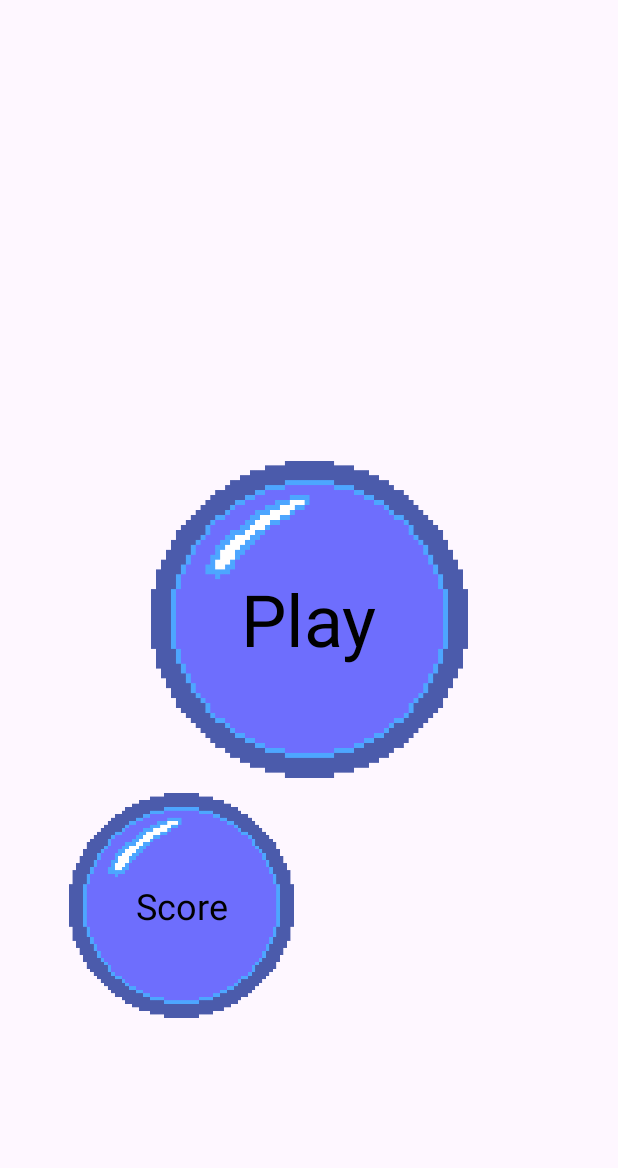
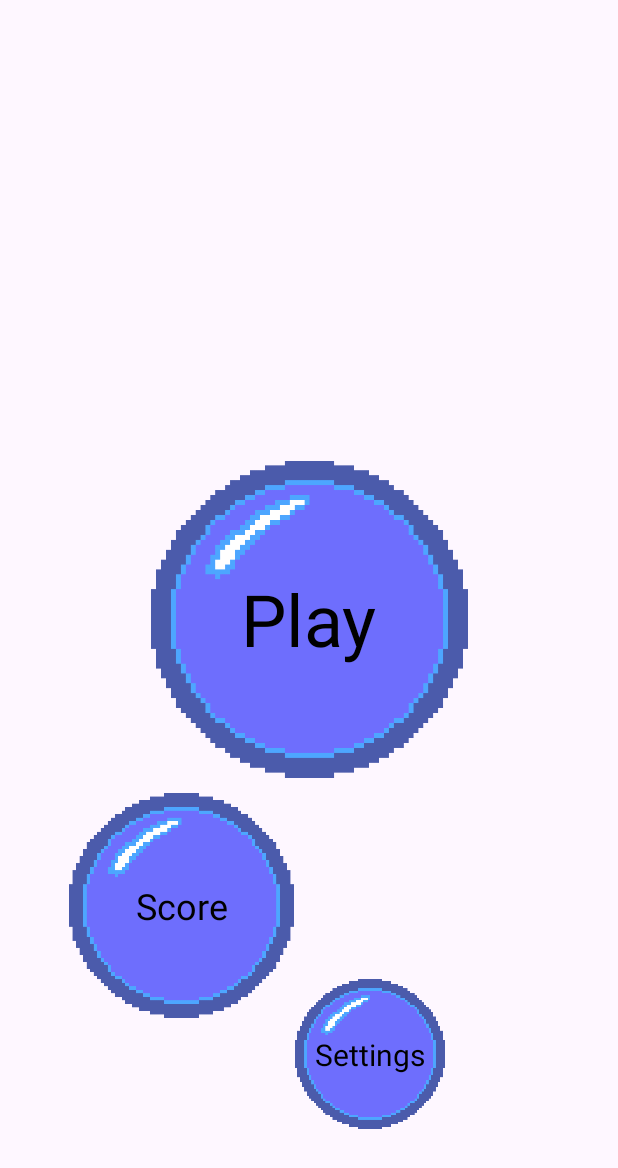
Before and after one commit to asurazero/bubblepop, an Android app: the screen it shows after launch (MainActivity), on a phone screen of 412 x 824 dp. Shown: the top 1168 px of the screen. Run offline under Robolectric (Android 15) with nearby library versions, the light colour scheme and no system bars; our stand-ins replace AdMob.

Commit message:
built menu for settings, along with difficulty menu, mutator menu and credits

```diff
--- a/app/build.gradle.kts
+++ b/app/build.gradle.kts
@@ -13,8 +13,8 @@ android {
         applicationId = "com.game.bubblepop"
         minSdk = 24
         targetSdk = 35
-        versionCode = 8
-        versionName = "1.7"
+        versionCode = 9
+        versionName = "1.8"
 
         testInstrumentationRunner = "androidx.test.runner.AndroidJUnitRunner"
     }
--- a/app/src/main/java/com/game/bubblepop/MainActivity.kt
+++ b/app/src/main/java/com/game/bubblepop/MainActivity.kt
@@ -23,6 +23,7 @@ class MainActivity : AppCompatActivity() {
         setContentView(R.layout.activity_main)
         val scoresButton=findViewById<ImageView>(R.id.scoresbutton)
         val scoreDisplay=findViewById<ImageView>(R.id.scoredisplay)
+        val settingsButton=findViewById<ImageView>(R.id.settingsbutton)
         val scoreDisplayText=findViewById<TextView>(R.id.textViewscoredisp)
         val startButton=findViewById<ImageView>(R.id.startbutton)
         val  intent= Intent(this,GamePlay::class.java)
@@ -56,6 +57,12 @@ class MainActivity : AppCompatActivity() {
                 soundPool.release()
             }
         }
+        settingsButton.setOnClickListener {
+            soundPool.play(popSoundId, 1f, 1f, 0, 0, 1f)
+            val intent = Intent(this, Settings::class.java)
+            startActivity(intent)
+            soundPool.release()
+        }
 
         MobileAds.initialize(this) {}
         FirebaseApp.initializeApp(this)
@@ -66,6 +73,7 @@ class MainActivity : AppCompatActivity() {
             insets
         }
     }
+
     private fun getHighScore(): Int {
         print("getting score")
         val sharedPref = getSharedPreferences("game_prefs", Context.MODE_PRIVATE) ?: return 0
--- a/app/src/main/res/layout/activity_main.xml
+++ b/app/src/main/res/layout/activity_main.xml
@@ -6,6 +6,48 @@
     android:layout_width="match_parent"
     android:layout_height="match_parent"
     tools:context=".MainActivity">
+
+    <androidx.constraintlayout.widget.ConstraintLayout
+        android:layout_width="wrap_content"
+        android:layout_height="wrap_content"
+        android:layout_marginStart="196dp"
+        android:layout_marginTop="606dp"
+        android:layout_marginEnd="115dp"
+        android:layout_marginBottom="25dp"
+        app:layout_constraintBottom_toBottomOf="parent"
+        app:layout_constraintEnd_toEndOf="parent"
+        app:layout_constraintStart_toStartOf="parent"
+        app:layout_constraintTop_toTopOf="parent">
+
+        <ImageView
+            android:id="@+id/settingsbutton"
+            android:layout_width="100dp"
+            android:layout_height="100dp"
+            android:clickable="true"
+            android:focusable="true"
+            app:layout_constraintBottom_toBottomOf="parent"
+            app:layout_constraintEnd_toEndOf="parent"
+            app:layout_constraintHorizontal_bias="0.5"
+            app:layout_constraintStart_toStartOf="parent"
+            app:layout_constraintTop_toTopOf="parent"
+            app:layout_constraintVertical_bias="0.5"
+            app:srcCompat="@drawable/bubble" />
+
+        <TextView
+            android:id="@+id/textView2"
+            android:layout_width="wrap_content"
+            android:layout_height="wrap_content"
+            android:text="Settings"
+            android:textColor="@color/black"
+            android:textSize="20sp"
+            app:layout_constraintBottom_toBottomOf="parent"
+            app:layout_constraintEnd_toEndOf="parent"
+            app:layout_constraintHorizontal_bias="0.5"
+            app:layout_constraintStart_toStartOf="parent"
+            app:layout_constraintTop_toTopOf="parent"
+            app:layout_constraintVertical_bias="0.5" />
+
+    </androidx.constraintlayout.widget.ConstraintLayout>
 
     <androidx.constraintlayout.widget.ConstraintLayout
         android:layout_width="wrap_content"
@@ -34,7 +76,7 @@
             app:srcCompat="@drawable/bubble" />
 
         <TextView
-            android:id="@+id/textView2"
+            android:id="@+id/textView23"
             android:layout_width="wrap_content"
             android:layout_height="wrap_content"
             android:text="Score"
```
Also changed, not shown: app/src/main/AndroidManifest.xml (+11 -6 lines), app/src/main/java/com/game/bubblepop/Settings.kt (added, +23 -0 lines), app/src/main/res/layout/activity_settings.xml (added, +264 -0 lines).
